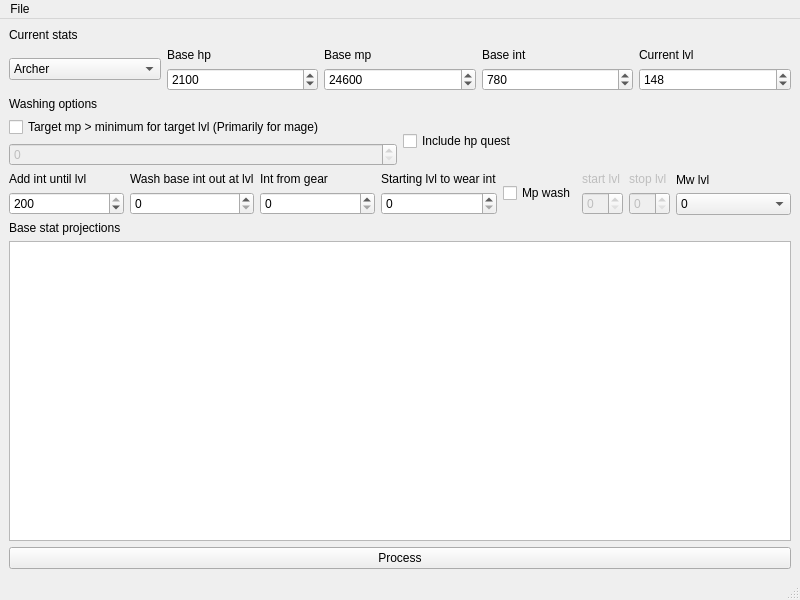
Qt form mainwindow.ui (Inexorably/royalsWash) before a commit.
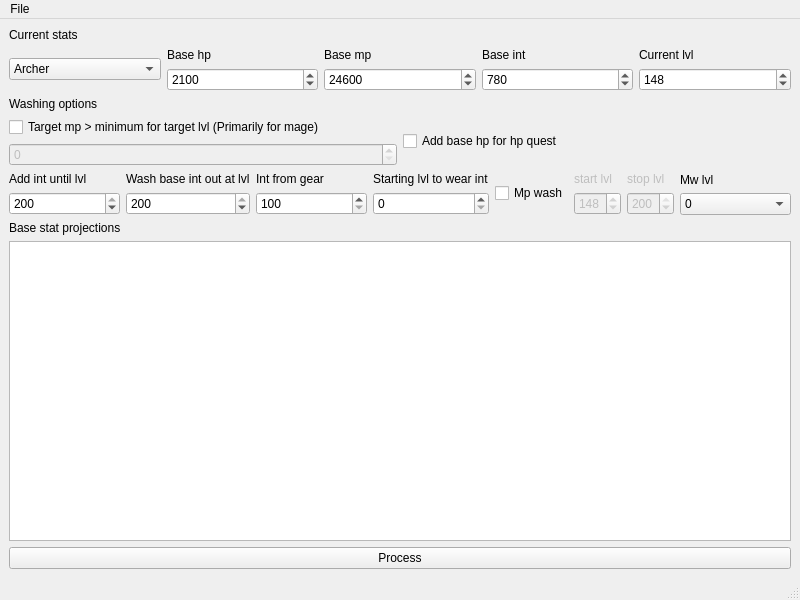
The same form after that commit.

```diff
--- a/mainwindow.ui
+++ b/mainwindow.ui
@@ -215,7 +215,7 @@
           <item>
            <widget class="QCheckBox" name="checkBoxIncludeHpQuest">
             <property name="text">
-             <string>Include hp quest</string>
+             <string>Add base hp for hp quest</string>
             </property>
            </widget>
           </item>
@@ -257,7 +257,17 @@
              </widget>
             </item>
             <item>
-             <widget class="QSpinBox" name="spinBoxWashBaseIntLvl"/>
+             <widget class="QSpinBox" name="spinBoxWashBaseIntLvl">
+              <property name="minimum">
+               <number>1</number>
+              </property>
+              <property name="maximum">
+               <number>200</number>
+              </property>
+              <property name="value">
+               <number>200</number>
+              </property>
+             </widget>
             </item>
            </layout>
           </item>
@@ -271,7 +281,14 @@
              </widget>
             </item>
             <item>
-             <widget class="QSpinBox" name="spinBoxIntGear"/>
+             <widget class="QSpinBox" name="spinBoxIntGear">
+              <property name="minimum">
+               <number>100</number>
+              </property>
+              <property name="maximum">
+               <number>1000</number>
+              </property>
+             </widget>
             </item>
            </layout>
           </item>
@@ -285,7 +302,11 @@
              </widget>
             </item>
             <item>
-             <widget class="QSpinBox" name="spinBox_12"/>
+             <widget class="QSpinBox" name="spinBoxIntGearStartLvl">
+              <property name="maximum">
+               <number>200</number>
+              </property>
+             </widget>
             </item>
            </layout>
           </item>
@@ -315,6 +336,15 @@
                 <property name="enabled">
                  <bool>false</bool>
                 </property>
+                <property name="minimum">
+                 <number>1</number>
+                </property>
+                <property name="maximum">
+                 <number>200</number>
+                </property>
+                <property name="value">
+                 <number>148</number>
+                </property>
                </widget>
               </item>
              </layout>
@@ -336,6 +366,15 @@
                 <property name="enabled">
                  <bool>false</bool>
                 </property>
+                <property name="minimum">
+                 <number>1</number>
+                </property>
+                <property name="maximum">
+                 <number>200</number>
+                </property>
+                <property name="value">
+                 <number>200</number>
+                </property>
                </widget>
               </item>
              </layout>
```
Left out of the diff: 7 changed lines with no effect on the pictures.
